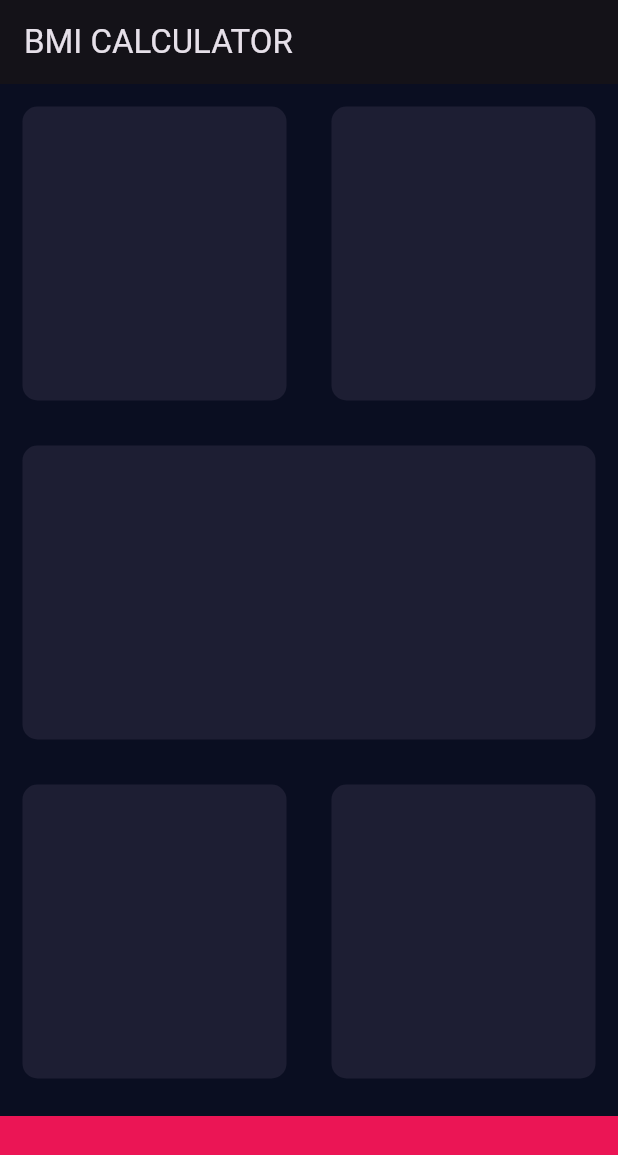
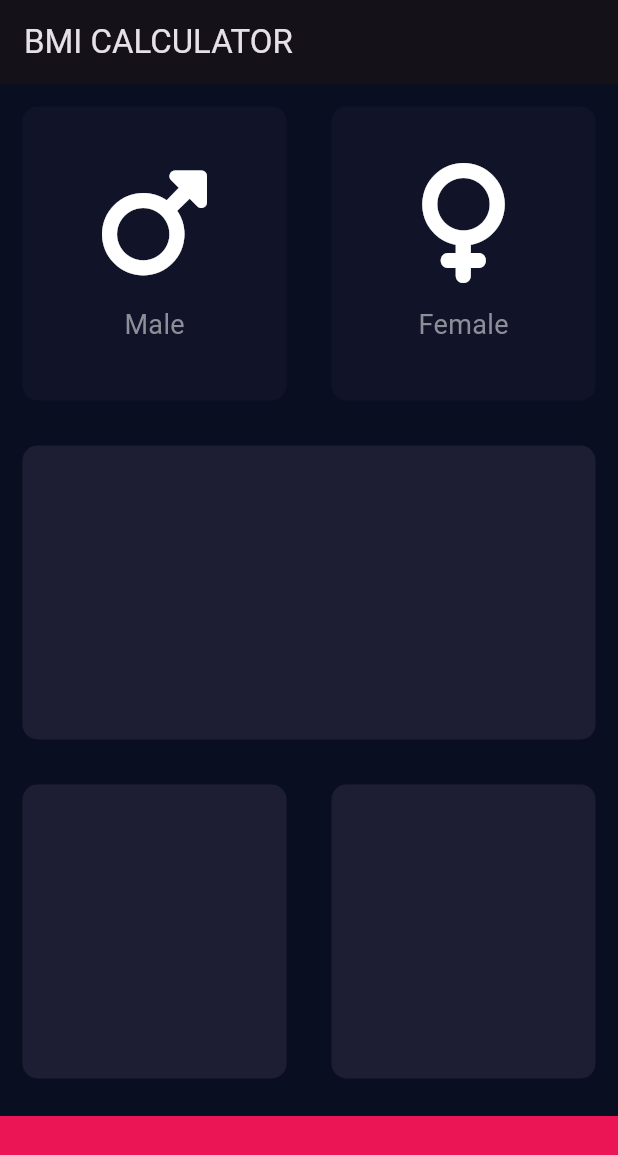
Before and after one commit to raj-chimmalgi/bmi_calculator_flutter, a Flutter app: the screen it shows after launch, on a phone screen of 412 x 824 dp. Shown: the top 1155 px of the screen. Run offline on Flutter 3.47's test engine with Material 3 defaults, Android fonts, the phone set to English and light mode, and no system bars; our stand-ins replace font_awesome_flutter.

Commit message:
implement male/female cards

```diff
--- /dev/null
+++ b/lib/icon_content.dart
@@ -0,0 +1,33 @@
+import 'package:flutter/material.dart';
+
+const labelTextStyle = TextStyle(
+  fontSize: 18,
+  color: Color(0xFF8D8E98),
+);
+
+class IconContent extends StatelessWidget {
+  final IconData icon;
+  final String labelText;
+
+  const IconContent({super.key, required this.icon, required this.labelText});
+
+  @override
+  Widget build(BuildContext context) {
+    return Column(
+      mainAxisAlignment: MainAxisAlignment.center,
+      children: [
+        Icon(
+          icon,
+          size: 80,
+        ),
+        SizedBox(
+          height: 15,
+        ),
+        Text(
+          labelText,
+          style: labelTextStyle,
+        )
+      ],
+    );
+  }
+}
--- a/lib/input_page.dart
+++ b/lib/input_page.dart
@@ -1,20 +1,34 @@
 import 'package:flutter/material.dart';
+import 'package:font_awesome_flutter/font_awesome_flutter.dart';
+
+import 'icon_content.dart';
+import 'reusable_card.dart';
 
 class InputPage extends StatefulWidget {
+  const InputPage({super.key});
+
   @override
   _InputPageState createState() => _InputPageState();
 }
 
+const double bottomContainerHeight = 80;
+const Color activeCardColor = Color(0xFF1D1E33);
+const Color inActiveCardColor = Color(0xFF111328);
+const Color bottomContainerColor = Color(0xFFEB1555);
+
+enum GenderType {
+  male,
+  female,
+}
+
 class _InputPageState extends State<InputPage> {
+  GenderType? selectedGender;
+
   @override
   Widget build(BuildContext context) {
-    const double bottomContainerHeight = 80;
-    const Color activeCardColor = Color(0xFF1D1E33);
-    const Color bottomContainerColor = Color(0xFFEB1555);
-
     return Scaffold(
       appBar: AppBar(
-        title: Text('BMI CALCULATOR'),
+        title: const Text('BMI CALCULATOR'),
       ),
       body: Column(
         children: [
@@ -23,23 +37,45 @@ class _InputPageState extends State<InputPage> {
               children: [
                 Expanded(
                   child: ReusableCard(
-                    color: activeCardColor,
+                    color: selectedGender == GenderType.male
+                        ? activeCardColor
+                        : inActiveCardColor,
+                    cardChild: const IconContent(
+                      icon: FontAwesomeIcons.mars,
+                      labelText: 'Male',
+                    ),
+                    onPress: () {
+                      setState(() {
+                        selectedGender = GenderType.male;
+                      });
+                    },
                   ),
                 ),
                 Expanded(
                   child: ReusableCard(
-                    color: activeCardColor,
+                    color: selectedGender == GenderType.female
+                        ? activeCardColor
+                        : inActiveCardColor,
+                    cardChild: const IconContent(
+                      icon: FontAwesomeIcons.venus,
+                      labelText: 'Female',
+                    ),
+                    onPress: () {
+                      setState(() {
+                        selectedGender = GenderType.female;
+                      });
+                    },
                   ),
                 ),
               ],
             ),
           ),
-          Expanded(
+          const Expanded(
             child: ReusableCard(
               color: activeCardColor,
             ),
           ),
-          Expanded(
+          const Expanded(
             child: Row(
               children: [
                 Expanded(
@@ -57,7 +93,7 @@ class _InputPageState extends State<InputPage> {
           ),
           Container(
             color: bottomContainerColor,
-            margin: EdgeInsets.only(top: 10),
+            margin: const EdgeInsets.only(top: 10),
             width: double.infinity,
             height: bottomContainerHeight,
           ),
@@ -66,19 +102,3 @@ class _InputPageState extends State<InputPage> {
     );
   }
 }
-
-class ReusableCard extends StatelessWidget {
-  final Color color;
-  const ReusableCard({super.key, required this.color});
-
-  @override
-  Widget build(BuildContext context) {
-    return Container(
-      margin: EdgeInsets.all(15),
-      decoration: BoxDecoration(
-        borderRadius: BorderRadius.circular(10),
-        color: color,
-      ),
-    );
-  }
-}
--- /dev/null
+++ b/lib/reusable_card.dart
@@ -0,0 +1,25 @@
+import 'package:flutter/material.dart';
+
+class ReusableCard extends StatelessWidget {
+  const ReusableCard(
+      {super.key, required this.color, this.cardChild, this.onPress});
+
+  final Color color;
+  final Widget? cardChild;
+  final VoidCallback? onPress;
+
+  @override
+  Widget build(BuildContext context) {
+    return GestureDetector(
+      onTap: onPress,
+      child: Container(
+        margin: EdgeInsets.all(15),
+        decoration: BoxDecoration(
+          borderRadius: BorderRadius.circular(10),
+          color: color,
+        ),
+        child: cardChild,
+      ),
+    );
+  }
+}
--- a/pubspec.yaml
+++ b/pubspec.yaml
@@ -35,6 +35,7 @@ dependencies:
   # The following adds the Cupertino Icons font to your application.
   # Use with the CupertinoIcons class for iOS style icons.
   cupertino_icons: ^1.0.2
+  font_awesome_flutter: ^10.6.0
 
 dev_dependencies:
   flutter_test:
```
Also changed, not shown: pubspec.lock.
